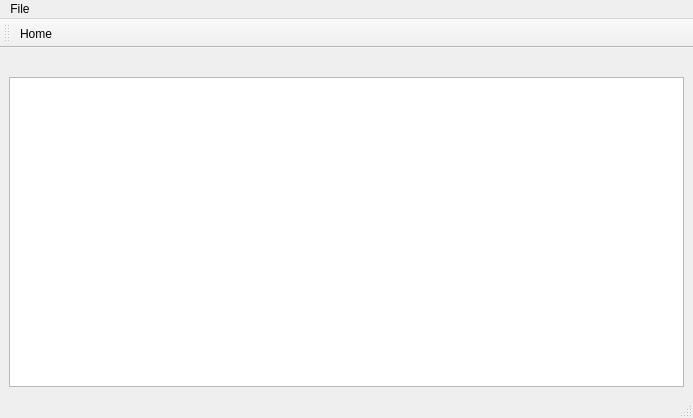
Qt form mainwindow.ui (Tokyo-MQP-2024/IgniteCV) before a commit.
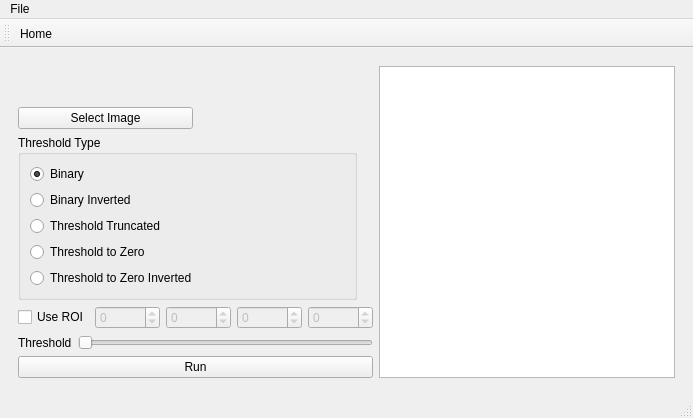
The same form after that commit. The open tabs and pages were chosen to show the change. Icons and pictures are not drawn.

Commit message: new ui page proof of concept

```diff
--- a/mainwindow.ui
+++ b/mainwindow.ui
@@ -15,7 +15,7 @@
   </property>
   <widget class="QWidget" name="centralwidget">
    <layout class="QGridLayout" name="gridLayout">
-    <item row="1" column="1">
+    <item row="2" column="1">
      <widget class="QStackedWidget" name="stackedWidget">
       <property name="currentIndex">
        <number>5</number>
@@ -258,8 +258,11 @@
       </widget>
       <widget class="QWidget" name="calculateWidth">
        <layout class="QGridLayout" name="gridLayout_6">
-        <item row="1" column="1">
+        <item row="1" column="0">
          <layout class="QHBoxLayout" name="horizontalLayout_5">
+          <property name="sizeConstraint">
+           <enum>QLayout::SizeConstraint::SetFixedSize</enum>
+          </property>
           <item>
            <widget class="QPushButton" name="pushButton_6">
             <property name="text">
@@ -276,52 +279,27 @@
           </item>
          </layout>
         </item>
-        <item row="0" column="1">
-         <spacer name="verticalSpacer_4">
-          <property name="orientation">
-           <enum>Qt::Orientation::Vertical</enum>
-          </property>
-          <property name="sizeHint" stdset="0">
-           <size>
-            <width>20</width>
-            <height>40</height>
-           </size>
-          </property>
-         </spacer>
-        </item>
-        <item row="5" column="1">
-         <widget class="QPushButton" name="pushButton_7">
-          <property name="text">
-           <string>Run</string>
-          </property>
-         </widget>
-        </item>
-        <item row="3" column="1">
-         <layout class="QHBoxLayout" name="horizontalLayout_7">
-          <item>
-           <widget class="QLabel" name="label_6">
-            <property name="text">
-             <string>Threshold</string>
-            </property>
-           </widget>
-          </item>
-          <item>
-           <widget class="QSlider" name="horizontalSlider">
-            <property name="orientation">
-             <enum>Qt::Orientation::Horizontal</enum>
-            </property>
-           </widget>
-          </item>
-         </layout>
-        </item>
-        <item row="2" column="1">
-         <layout class="QVBoxLayout" name="verticalLayout_thresh">
-          <item>
+        <item row="2" column="0">
            <widget class="QGroupBox" name="threshType">
+          <property name="sizePolicy">
+           <sizepolicy hsizetype="Fixed" vsizetype="Fixed">
+            <horstretch>0</horstretch>
+            <verstretch>0</verstretch>
+           </sizepolicy>
+          </property>
+          <property name="maximumSize">
+           <size>
+            <width>339</width>
+            <height>16777215</height>
+           </size>
+          </property>
             <property name="title">
              <string>Threshold Type</string>
             </property>
             <layout class="QVBoxLayout" name="verticalLayout_2">
+           <property name="sizeConstraint">
+            <enum>QLayout::SizeConstraint::SetDefaultConstraint</enum>
+           </property>
              <item>
               <widget class="QRadioButton" name="radioButton_binary">
                <property name="text">
@@ -363,10 +341,11 @@
             </layout>
            </widget>
           </item>
-         </layout>
-        </item>
-        <item row="4" column="1">
+        <item row="3" column="0">
          <layout class="QHBoxLayout" name="horizontalLayout_roi">
+          <property name="sizeConstraint">
+           <enum>QLayout::SizeConstraint::SetFixedSize</enum>
+          </property>
           <item>
            <widget class="QCheckBox" name="checkBox">
             <property name="text">
@@ -380,10 +359,10 @@
              <bool>false</bool>
             </property>
             <property name="minimum">
-             <number>-9999999</number>
+             <number>-99999</number>
             </property>
             <property name="maximum">
-             <number>9999999</number>
+             <number>99999</number>
             </property>
            </widget>
           </item>
@@ -393,10 +372,10 @@
              <bool>false</bool>
             </property>
             <property name="minimum">
-             <number>-9999999</number>
+             <number>-99999</number>
             </property>
             <property name="maximum">
-             <number>9999999</number>
+             <number>99999</number>
             </property>
            </widget>
           </item>
@@ -406,10 +385,10 @@
              <bool>false</bool>
             </property>
             <property name="minimum">
-             <number>-9999999</number>
+             <number>-99999</number>
             </property>
             <property name="maximum">
-             <number>9999999</number>
+             <number>99999</number>
             </property>
            </widget>
           </item>
@@ -418,16 +397,79 @@
             <property name="enabled">
              <bool>false</bool>
             </property>
+            <property name="sizePolicy">
+             <sizepolicy hsizetype="Minimum" vsizetype="Fixed">
+              <horstretch>0</horstretch>
+              <verstretch>0</verstretch>
+             </sizepolicy>
+            </property>
             <property name="minimum">
-             <number>-9999999</number>
+             <number>-99999</number>
             </property>
             <property name="maximum">
-             <number>9999999</number>
+             <number>99999</number>
             </property>
            </widget>
           </item>
          </layout>
         </item>
+        <item row="4" column="0">
+         <layout class="QHBoxLayout" name="horizontalLayout_7">
+          <property name="sizeConstraint">
+           <enum>QLayout::SizeConstraint::SetFixedSize</enum>
+          </property>
+          <item>
+           <widget class="QLabel" name="label_6">
+            <property name="text">
+             <string>Threshold</string>
+            </property>
+           </widget>
+          </item>
+          <item>
+           <widget class="QSlider" name="horizontalSlider">
+            <property name="orientation">
+             <enum>Qt::Orientation::Horizontal</enum>
+            </property>
+           </widget>
+          </item>
+         </layout>
+        </item>
+        <item row="5" column="0">
+         <widget class="QPushButton" name="pushButton_7">
+          <property name="sizePolicy">
+           <sizepolicy hsizetype="Minimum" vsizetype="Minimum">
+            <horstretch>0</horstretch>
+            <verstretch>0</verstretch>
+           </sizepolicy>
+          </property>
+          <property name="text">
+           <string>Run</string>
+          </property>
+         </widget>
+        </item>
+        <item row="0" column="1" rowspan="6">
+         <widget class="QGraphicsView" name="graphicsView_2">
+          <property name="sizePolicy">
+           <sizepolicy hsizetype="Expanding" vsizetype="Expanding">
+            <horstretch>0</horstretch>
+            <verstretch>0</verstretch>
+           </sizepolicy>
+          </property>
+         </widget>
+        </item>
+        <item row="0" column="0">
+         <spacer name="verticalSpacer_4">
+          <property name="orientation">
+           <enum>Qt::Orientation::Vertical</enum>
+          </property>
+          <property name="sizeHint" stdset="0">
+           <size>
+            <width>20</width>
+            <height>40</height>
+           </size>
+          </property>
+         </spacer>
+        </item>
        </layout>
       </widget>
       <widget class="QWidget" name="video_unused">
@@ -499,32 +541,6 @@
       </widget>
      </widget>
     </item>
-    <item row="1" column="1">
-     <widget class="QGraphicsView" name="graphicsView_2">
-      <property name="foregroundBrush">
-       <brush brushstyle="NoBrush">
-        <color alpha="255">
-         <red>0</red>
-         <green>0</green>
-         <blue>0</blue>
-        </color>
-       </brush>
-      </property>
-     </widget>
-    </item>
-    <item row="0" column="1">
-     <spacer name="verticalSpacer_5">
-      <property name="orientation">
-       <enum>Qt::Orientation::Vertical</enum>
-      </property>
-      <property name="sizeHint" stdset="0">
-       <size>
-        <width>20</width>
-        <height>40</height>
-       </size>
-      </property>
-     </spacer>
-    </item>
    </layout>
   </widget>
   <widget class="QMenuBar" name="menubar">
```
Left out of the diff: 107 changed lines with no effect on the pictures. Lines whose indentation alone changed are shown as unchanged. The commit also changes 5 other files.
